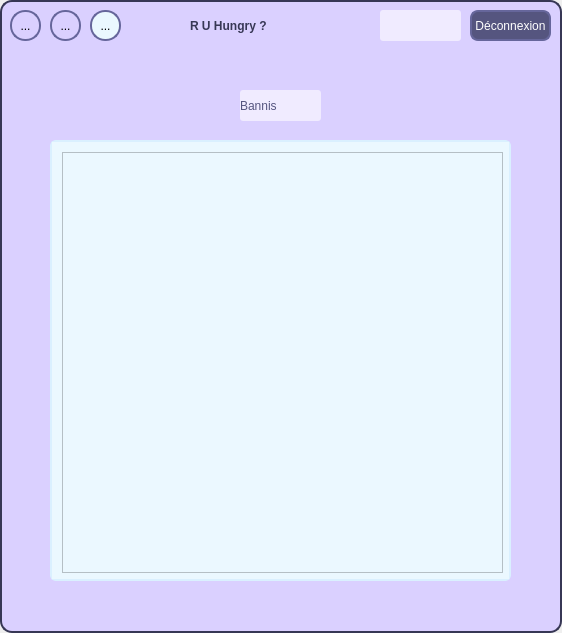
Qt form bannedwindow.ui (GD-Github/R-U-Hungry-) before a commit.
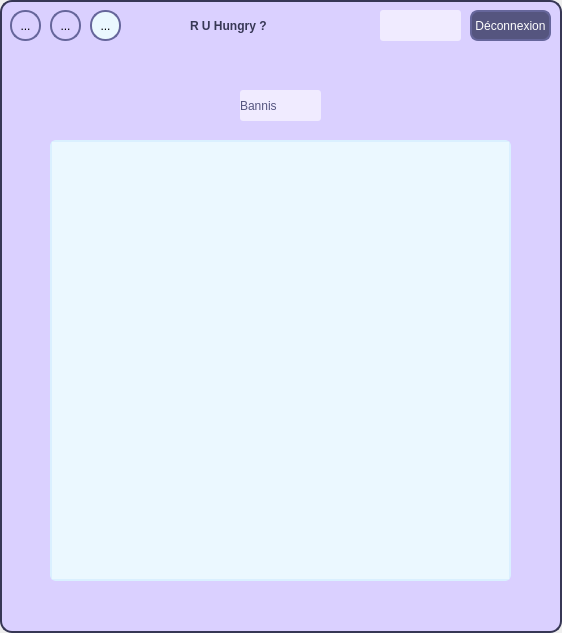
The same form after that commit. Icons and pictures are not drawn.

The edit to the form file:
```diff
--- a/bannedwindow.ui
+++ b/bannedwindow.ui
@@ -238,16 +238,6 @@
        <height>437</height>
       </rect>
      </property>
-     <widget class="QListWidget" name="listWidget">
-      <property name="geometry">
-       <rect>
-        <x>10</x>
-        <y>10</y>
-        <width>441</width>
-        <height>421</height>
-       </rect>
-      </property>
-     </widget>
     </widget>
    </widget>
   </widget>
```
Left out of the diff: 4 changed lines with no effect on the pictures.
